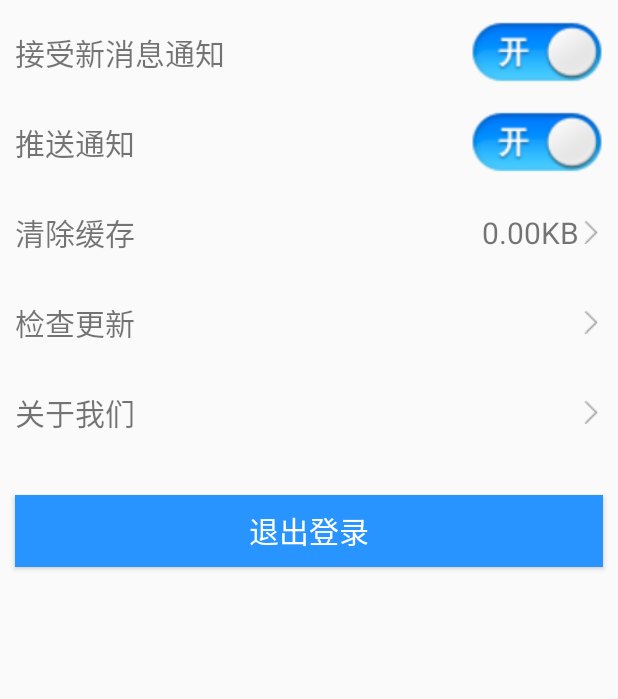
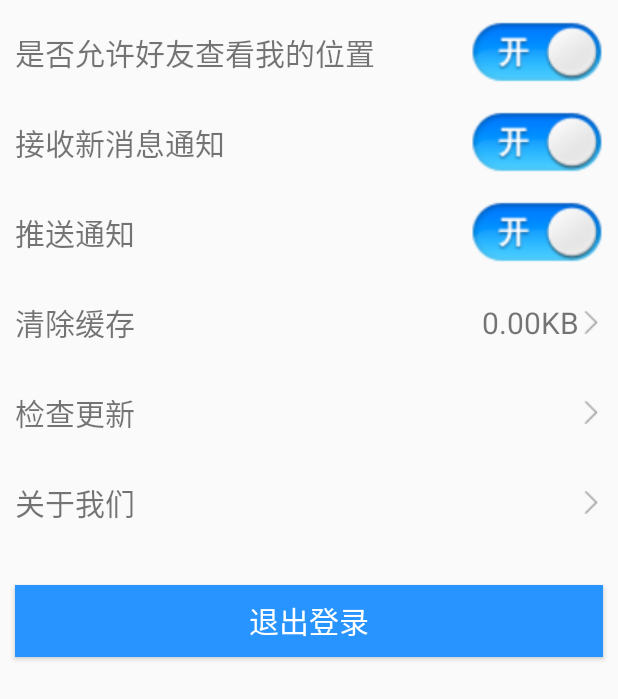
Before and after one commit to yuanjihong123/Map, an Android app: the SetActivity screen opened directly, with no data from a screen before it, on a phone screen of 412 x 824 dp. Shown: the top 699 px of the screen. Run offline under Robolectric (Android 15) with nearby library versions, the phone set to English and light mode, and no system bars.

Commit message:
第一次

```diff
--- a/app/build.gradle
+++ b/app/build.gradle
@@ -27,7 +27,7 @@ android {
     signingConfigs {
         debug{
             /*地址  ：最好整成那个绝对的路劲C:\Users\Administrator\.android*/
-            storeFile file("C:/Users/Administrator/.android/debug.keystore")
+            storeFile file("C:/Users/506-1/.android/debug.keystore")
         }
     }
 
--- a/app/src/main/java/com/example/administrator/mapclient/activity/homepage/SetActivity.java
+++ b/app/src/main/java/com/example/administrator/mapclient/activity/homepage/SetActivity.java
@@ -17,7 +17,7 @@ import com.example.administrator.mapclient.utils.CacheUtils;
  * 设置
  */
 public class SetActivity extends AppCompatActivity{
-    ToggleButton toggleBtn,toggleBtnInform;//打开/关闭
+    ToggleButton toggleBtn,toggleBtnInform,toggleBtnLocation;//打开/关闭
     Button exitBtn;//退出
     LinearLayout clearCache;//清除缓存
     LinearLayout checkUpdate;//检查更新
@@ -41,6 +41,7 @@ public class SetActivity extends AppCompatActivity{
         showCache.setText(totalCacheSize);
         toggleBtn.setChecked(true);
         toggleBtnInform.setChecked(true);
+        toggleBtnLocation.setChecked(true);
         toggleBtn.setOnCheckedChangeListener(new CompoundButton.OnCheckedChangeListener() {
             @Override
             public void onCheckedChanged(CompoundButton buttonView, boolean isChecked) {
@@ -52,6 +53,12 @@ public class SetActivity extends AppCompatActivity{
             }
         });
         toggleBtnInform.setOnCheckedChangeListener(new CompoundButton.OnCheckedChangeListener() {
+            @Override
+            public void onCheckedChanged(CompoundButton buttonView, boolean isChecked) {
+
+            }
+        });
+        toggleBtnLocation.setOnCheckedChangeListener(new CompoundButton.OnCheckedChangeListener() {
             @Override
             public void onCheckedChanged(CompoundButton buttonView, boolean isChecked) {
                 if(isChecked){
@@ -114,5 +121,6 @@ public class SetActivity extends AppCompatActivity{
         checkUpdate  = (LinearLayout) findViewById(R.id.checkUpdate);
         aboutUs  = (LinearLayout) findViewById(R.id.aboutUs);
         showCache = (TextView) findViewById(R.id.showCache);
+        toggleBtnLocation = (ToggleButton) findViewById(R.id.toggleBtnLocation);
     }
 }
--- a/app/src/main/res/layout/activity_editor.xml
+++ b/app/src/main/res/layout/activity_editor.xml
@@ -22,28 +22,37 @@
             android:id="@+id/returnPersonalAcivity"
             android:layout_width="30dp"
             android:layout_height="match_parent"
-            android:layout_weight="0.19"
             android:paddingLeft="5dp"
-            android:src="@mipmap/returnlogin" />
+            android:src="@mipmap/returnlogin"/>
+
         <!--头部标题-->
         <TextView
             android:id="@+id/phonregister"
-            android:layout_width="260dp"
+            android:layout_width="250dp"
             android:layout_height="match_parent"
             android:layout_marginRight="0dp"
             android:layout_weight="0.42"
             android:gravity="center"
             android:text="@string/str_personal_editorActivity"
             android:textSize="20dp" />
+
+
+
+
         <!--头部编辑完成按钮-->
         <TextView
             android:id="@+id/personal_editor_finish"
             android:layout_width="wrap_content"
-            android:layout_height="45dp"
-            android:paddingLeft="30dp"
+            android:layout_height="wrap_content"
             android:text="@string/str_personal_editorActivityFinish"
-            android:textSize="20sp"/>
+            android:textSize="20sp" />
+
     </LinearLayout>
+
+
+
+
+
     <!--头像处理的控件-->
     <LinearLayout
         android:id="@+id/headPortraitSeting"
--- a/app/src/main/res/layout/activity_personal.xml
+++ b/app/src/main/res/layout/activity_personal.xml
@@ -22,13 +22,12 @@
             android:id="@+id/HomeActivity"
             android:layout_width="30dp"
             android:layout_height="match_parent"
-            android:layout_weight="0.19"
             android:paddingLeft="5dp"
             android:src="@mipmap/returnlogin"/>
 
         <TextView
             android:id="@+id/phonregister"
-            android:layout_width="260dp"
+            android:layout_width="250dp"
             android:layout_height="match_parent"
             android:layout_marginRight="0dp"
             android:layout_weight="0.42"
@@ -40,7 +39,6 @@
             android:id="@+id/personal_editor"
             android:layout_width="wrap_content"
             android:layout_height="wrap_content"
-            android:paddingLeft="30dp"
             android:text="@string/str_personal_editor"
             android:textSize="20sp" />
     </LinearLayout>
--- a/app/src/main/res/layout/activity_set.xml
+++ b/app/src/main/res/layout/activity_set.xml
@@ -18,7 +18,32 @@
             android:layout_weight="1"
             android:layout_marginLeft="10dp"
             android:textSize="20sp"
-            android:text="接受新消息通知"
+            android:text="是否允许好友查看我的位置"
+            />
+        <ToggleButton
+            android:id="@+id/toggleBtnLocation"
+            android:layout_width="wrap_content"
+            android:layout_height="wrap_content"
+            android:textOff=""
+            android:textOn=""
+            android:layout_marginRight="10dp"
+            android:background="@drawable/selector_togglebtn"
+            />
+    </LinearLayout>
+    <LinearLayout
+        android:layout_width="match_parent"
+        android:layout_height="50dp"
+        android:orientation="horizontal"
+        android:layout_marginTop="10dp"
+        android:gravity="center">
+
+        <TextView
+            android:layout_width="wrap_content"
+            android:layout_height="wrap_content"
+            android:layout_weight="1"
+            android:layout_marginLeft="10dp"
+            android:textSize="20sp"
+            android:text="接收新消息通知"
             />
         <ToggleButton
             android:id="@+id/toggleBtn"
```
